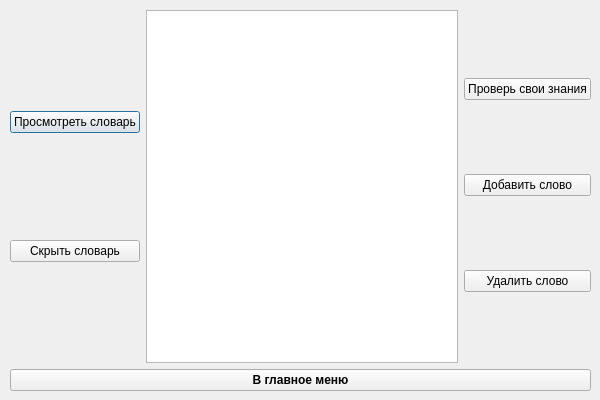
Qt form Word-Flow/userdicmenu.ui (timowka0304/Word-Flow) before a commit.
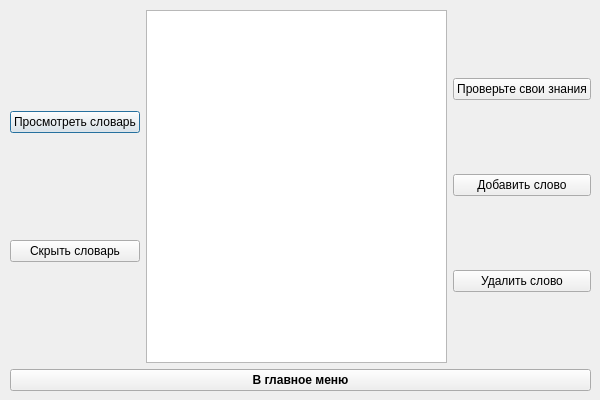
The same form after that commit.

The edit to the form file:
```diff
--- a/Word-Flow/userdicmenu.ui
+++ b/Word-Flow/userdicmenu.ui
@@ -51,7 +51,7 @@
         <item>
          <widget class="QPushButton" name="lets_test_Button">
           <property name="text">
-           <string>Проверь свои знания</string>
+           <string>Проверьте свои знания</string>
           </property>
          </widget>
         </item>
```
